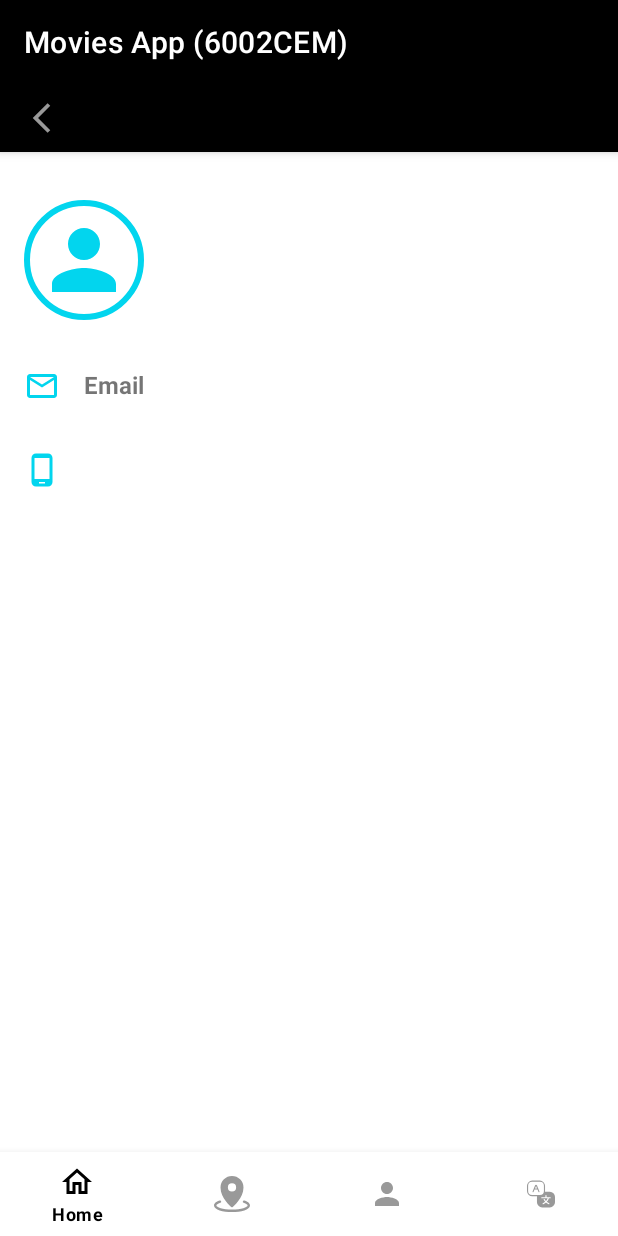
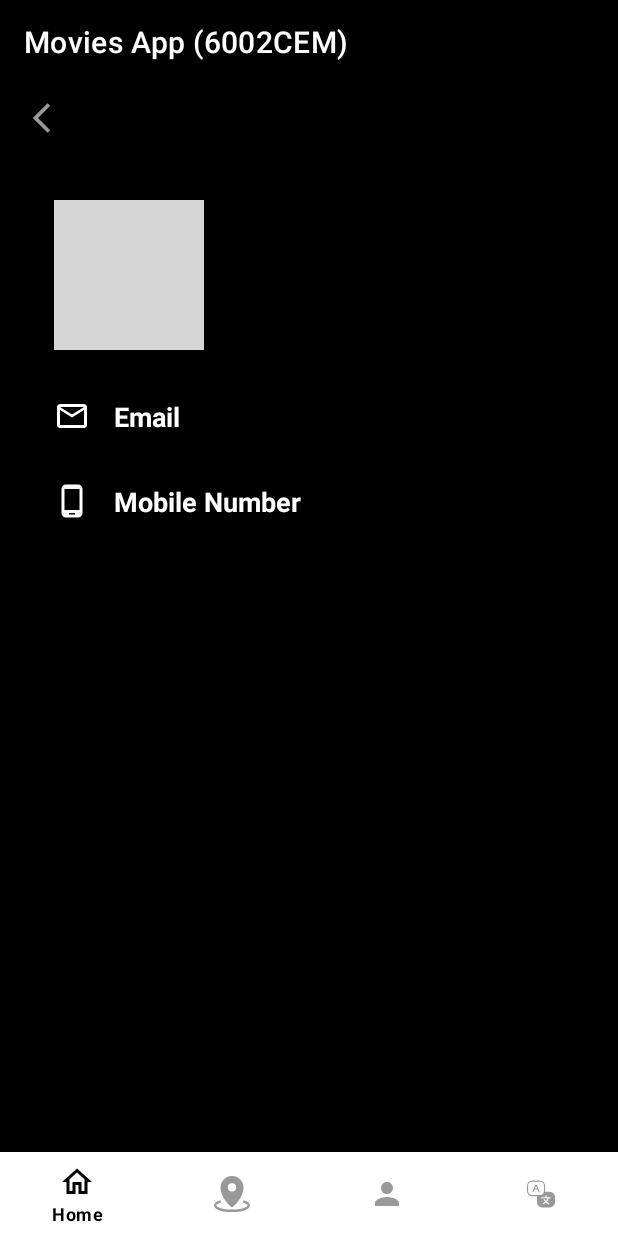
Before and after one commit to chikai110/6002CEM, an Android app: the fragment ProfileFragment placed in its activity, on a phone screen of 412 x 824 dp. Run offline under Robolectric (Android 15) with nearby library versions, the phone set to English and light mode, and no system bars; our stand-ins replace Firebase (no records; nobody signed in at launch, a user with empty details on screens opened directly), Picasso; pictures from the network do not load; grey boxes are pictures that could not be loaded.

Commit message:
Updated Profile Fragment

```diff
--- a/app/build.gradle
+++ b/app/build.gradle
@@ -50,8 +50,9 @@ dependencies {
     implementation 'androidx.legacy:legacy-support-v4:1.0.0'
     implementation 'com.google.firebase:firebase-auth-ktx:21.0.5'
     implementation 'androidx.biometric:biometric:1.1.0'
-    implementation 'com.google.android.gms:play-services-location:19.0.1'
+    implementation 'com.google.android.gms:play-services-location:20.0.0'
     implementation 'com.google.android.gms:play-services-maps:18.0.2'
+
     api 'com.google.android.material:material:1.7.0-alpha02'
 
     testImplementation 'junit:junit:4.13.2'
--- a/app/src/main/java/com/example/a6002cem/MainActivity.kt
+++ b/app/src/main/java/com/example/a6002cem/MainActivity.kt
@@ -21,6 +21,7 @@ class MainActivity : AppCompatActivity(), FragmentNavigation{
     companion object {
         const val LANG_KEY = "LANG_KEY"
         const val CURRENT_LOCATION = "CURRENT_LOCATION"
+        const val USER_ID = "USER_ID"
     }
     private lateinit var fAuth: FirebaseAuth
     private var sharedPreferences: SharedPreferences? = null
--- a/app/src/main/java/com/example/a6002cem/ProfileFragment.kt
+++ b/app/src/main/java/com/example/a6002cem/ProfileFragment.kt
@@ -1,59 +1,67 @@
 package com.example.a6002cem
 
+import android.content.Context
+import android.content.SharedPreferences
 import android.os.Bundle
+import android.util.Log
 import androidx.fragment.app.Fragment
 import android.view.LayoutInflater
 import android.view.View
 import android.view.ViewGroup
+import android.widget.ImageView
+import android.widget.RatingBar
+import android.widget.TextView
+import com.google.android.material.appbar.MaterialToolbar
+import com.google.firebase.database.*
+import com.squareup.picasso.Picasso
 
-// TODO: Rename parameter arguments, choose names that match
-// the fragment initialization parameters, e.g. ARG_ITEM_NUMBER
-private const val ARG_PARAM1 = "param1"
-private const val ARG_PARAM2 = "param2"
+class ProfileFragment : Fragment() {
+    private var sharedPreferences: SharedPreferences? = null
+    private var database: FirebaseDatabase? = null
+    private var reference: DatabaseReference? = null
 
-/**
- * A simple [Fragment] subclass.
- * Use the [ProfileFragment.newInstance] factory method to
- * create an instance of this fragment.
- */
-class ProfileFragment : Fragment() {
-    // TODO: Rename and change types of parameters
-    private var param1: String? = null
-    private var param2: String? = null
-
-    override fun onCreate(savedInstanceState: Bundle?) {
-        super.onCreate(savedInstanceState)
-        arguments?.let {
-            param1 = it.getString(ARG_PARAM1)
-            param2 = it.getString(ARG_PARAM2)
-        }
-    }
+    private var mUserImage: ImageView? = null
+    private var mUserNameText: TextView? = null
+    private var mEmailText: TextView? = null
+    private var mMobileText: TextView? = null
 
     override fun onCreateView(
         inflater: LayoutInflater, container: ViewGroup?,
         savedInstanceState: Bundle?
     ): View? {
         // Inflate the layout for this fragment
-        return inflater.inflate(R.layout.fragment_profile, container, false)
-    }
+        var view = inflater.inflate(R.layout.fragment_profile, container, false)
+        database = FirebaseDatabase.getInstance("https://cem-98b80-default-rtdb.asia-southeast1.firebasedatabase.app")
 
-    companion object {
-        /**
-         * Use this factory method to create a new instance of
-         * this fragment using the provided parameters.
-         *
-         * @param param1 Parameter 1.
-         * @param param2 Parameter 2.
-         * @return A new instance of fragment ProfileFragment.
-         */
-        // TODO: Rename and change types and number of parameters
-        @JvmStatic
-        fun newInstance(param1: String, param2: String) =
-            ProfileFragment().apply {
-                arguments = Bundle().apply {
-                    putString(ARG_PARAM1, param1)
-                    putString(ARG_PARAM2, param2)
-                }
+        sharedPreferences = requireActivity().getSharedPreferences("SharedPreMain", Context.MODE_PRIVATE)
+        var userId = sharedPreferences!!.getString(MainActivity.USER_ID, "")
+        reference = database?.getReference("users")?.child(userId!!)
+
+        mUserImage = view.findViewById(R.id.profile_image_view)
+        mUserNameText = view.findViewById<View>(R.id.profile_name_tv) as TextView
+        mEmailText = view.findViewById<View>(R.id.profile_email_tv) as TextView
+        mMobileText = view.findViewById<View>(R.id.profile_mobile_tv) as TextView
+
+
+        val firebaseListener = object : ValueEventListener {
+            override fun onDataChange(snapshot: DataSnapshot) {
+                Picasso.get().load(snapshot.child("avatar").value as String?)
+                    .into(mUserImage)
+                mUserNameText!!.text = snapshot.child("name").value as String?
+                mEmailText!!.text = snapshot.child("email").value as String?
+                mMobileText!!.text = snapshot.child("mobile").value as String?
             }
+            override fun onCancelled(error: DatabaseError) {
+                Log.d("test", error.message)
+            }
+        }
+        reference?.addListenerForSingleValueEvent(firebaseListener)
+
+        var topAppBar = view.findViewById<View>(R.id.topAppBar) as MaterialToolbar
+        topAppBar.setOnClickListener {
+            var navItemDetails = activity as FragmentNavigation
+            navItemDetails.navigateFrag(HomeFragment(), true)
+        }
+        return view
     }
 }
--- a/app/src/main/java/com/example/a6002cem/RegisterFragment.kt
+++ b/app/src/main/java/com/example/a6002cem/RegisterFragment.kt
@@ -97,7 +97,7 @@ class RegisterFragment : Fragment() {
 //                            Toast.makeText(context,"Register Successful",Toast.LENGTH_SHORT).show()
                         }
                         else{
-                            cnfPassword.setError("Password din't match",icon)
+                            cnfPassword.setError("Password does not match",icon)
                         }
                     }
                     else{
@@ -105,7 +105,7 @@ class RegisterFragment : Fragment() {
                     }
 
                 }else{
-                    username.setError("Please Enter Valid Email Id",icon)
+                    username.setError("Please Enter Valid Email Address",icon)
                 }
             }
 
--- a/app/src/main/res/layout/fragment_home.xml
+++ b/app/src/main/res/layout/fragment_home.xml
@@ -8,14 +8,14 @@
     <androidx.core.widget.NestedScrollView
         android:layout_width="match_parent"
         android:layout_height="match_parent"
-        android:background="#fff"
+        android:background="@color/dark_gray"
         android:paddingStart="8dp"
         android:paddingEnd="8dp">
 
         <androidx.recyclerview.widget.RecyclerView
             android:id="@+id/recycler_view"
             android:layout_width="match_parent"
-            android:layout_height="match_parent"/>
+            android:layout_height="match_parent" />
 
     </androidx.core.widget.NestedScrollView>
 
--- a/app/src/main/res/layout/fragment_profile.xml
+++ b/app/src/main/res/layout/fragment_profile.xml
@@ -16,46 +16,49 @@
     <androidx.constraintlayout.widget.ConstraintLayout
         android:layout_width="match_parent"
         android:layout_height="match_parent"
-        android:layout_below="@id/profile_top_app_bar">
-
-        <ImageView
-            android:id="@+id/profile_image_view"
-            android:layout_width="80dp"
-            android:layout_height="80dp"
-            android:layout_marginStart="16dp"
-            android:layout_marginTop="32dp"
-            android:background="@drawable/avatar_background"
-            android:contentDescription="@string/profile_img_desc"
-            android:scaleType="center"
-            app:layout_constraintStart_toStartOf="parent"
-            app:layout_constraintTop_toTopOf="parent"
-            app:srcCompat="@drawable/ic_baseline_person_24"
-            app:tint="@color/blue_accent_300" />
+        android:layout_below="@id/profile_top_app_bar"
+        android:background="@color/black">
 
         <TextView
             android:id="@+id/profile_name_tv"
             android:layout_width="wrap_content"
             android:layout_height="wrap_content"
-            android:layout_marginStart="16dp"
-            android:textSize="16sp"
+            android:layout_marginStart="44dp"
+            android:textColor="@color/gold"
+            android:textSize="24sp"
             android:textStyle="bold"
             app:layout_constraintBottom_toBottomOf="@+id/profile_image_view"
             app:layout_constraintStart_toEndOf="@+id/profile_image_view"
             app:layout_constraintTop_toTopOf="@+id/profile_image_view"
-            tools:text="Some User Name" />
+            app:layout_constraintVertical_bias="0.525"
+            tools:text="User Name" />
+
+        <ImageView
+            android:id="@+id/profile_image_view"
+            android:layout_width="100dp"
+            android:layout_height="100dp"
+            android:layout_marginStart="36dp"
+            android:layout_marginTop="32dp"
+            android:contentDescription="@string/profile_img_desc"
+            android:scaleType="centerCrop"
+            app:layout_constraintStart_toStartOf="parent"
+            app:layout_constraintTop_toTopOf="parent"
+            app:srcCompat="@drawable/ic_baseline_person_24" />
 
         <TextView
             android:id="@+id/profile_email_label_tv"
             android:layout_width="wrap_content"
             android:layout_height="wrap_content"
+            android:layout_marginStart="20dp"
             android:layout_marginTop="16dp"
             android:drawablePadding="16dp"
             android:padding="16dp"
             android:text="@string/profile_email_label_text"
-            android:textSize="16sp"
+            android:textColor="@color/white"
+            android:textSize="18sp"
             android:textStyle="bold"
             app:drawableStartCompat="@drawable/ic_outline_email_24"
-            app:drawableTint="@color/blue_accent_300"
+            app:drawableTint="@color/white"
             app:layout_constraintStart_toStartOf="parent"
             app:layout_constraintTop_toBottomOf="@+id/profile_image_view" />
 
@@ -66,39 +69,48 @@
             android:layout_marginStart="16dp"
             android:padding="16dp"
             android:textAlignment="viewEnd"
+            android:textColor="@color/white"
+            android:textSize="18sp"
             app:layout_constraintBottom_toBottomOf="@+id/profile_email_label_tv"
             app:layout_constraintEnd_toEndOf="parent"
-            app:layout_constraintHorizontal_bias="1.0"
+            app:layout_constraintHorizontal_bias="0.0"
             app:layout_constraintStart_toEndOf="@+id/profile_email_label_tv"
             app:layout_constraintTop_toTopOf="@+id/profile_email_label_tv"
+            app:layout_constraintVertical_bias="0.0"
             tools:text="somemail@example.com" />
 
         <TextView
             android:id="@+id/profile_mobile_label_tv"
             android:layout_width="wrap_content"
             android:layout_height="wrap_content"
+            android:layout_marginStart="20dp"
             android:drawablePadding="16dp"
             android:padding="16dp"
-            android:textSize="16sp"
+            android:text="@string/profile_mobile_label_text"
+            android:textColor="@color/white"
+            android:textSize="18sp"
             android:textStyle="bold"
             app:drawableStartCompat="@drawable/ic_outline_phone_android_24"
-            app:drawableTint="@color/blue_accent_300"
+            app:drawableTint="@color/white"
             app:layout_constraintStart_toStartOf="parent"
             app:layout_constraintTop_toBottomOf="@+id/profile_email_label_tv" />
 
         <TextView
             android:id="@+id/profile_mobile_tv"
-            android:layout_width="wrap_content"
-            android:layout_height="wrap_content"
+            android:layout_width="117dp"
+            android:layout_height="55dp"
             android:layout_marginStart="16dp"
             android:padding="16dp"
             android:textAlignment="viewEnd"
+            android:textSize="18sp"
+            android:textColor="@color/white"
             app:layout_constraintBottom_toBottomOf="@+id/profile_mobile_label_tv"
             app:layout_constraintEnd_toEndOf="parent"
-            app:layout_constraintHorizontal_bias="1.0"
+            app:layout_constraintHorizontal_bias="0.0"
             app:layout_constraintStart_toEndOf="@+id/profile_mobile_label_tv"
             app:layout_constraintTop_toTopOf="@+id/profile_mobile_label_tv"
-            tools:text="+91 9999988888" />
+            app:layout_constraintVertical_bias="0.0"
+            tools:text="1234 5678" />
 
     </androidx.constraintlayout.widget.ConstraintLayout>
 </RelativeLayout>
--- a/app/src/main/res/values/strings.xml
+++ b/app/src/main/res/values/strings.xml
@@ -27,4 +27,6 @@
     <string name="item_details_info_label_text">Info</string>
     <string name="item_details_release_label_text">Release</string>
     <string name="item_details_duration_label_text">Duration</string>
+    <!-- TODO: Remove or change this placeholder text -->
+    <string name="hello_blank_fragment">Hello blank fragment</string>
 </resources>
```
Also changed, not shown: app/src/main/java/com/example/a6002cem/LoginFragment.kt (+11 -1 lines), app/src/main/res/layout/fragment_login.xml (+43 -26 lines), app/src/main/res/drawable-v24/ic_bg.png (added), app/src/main/res/drawable-v24/ic_logo.png (added), app/src/main/res/drawable/img_background.png (deleted), app/src/main/res/drawable/img_logo.png (deleted), 1 other file.
